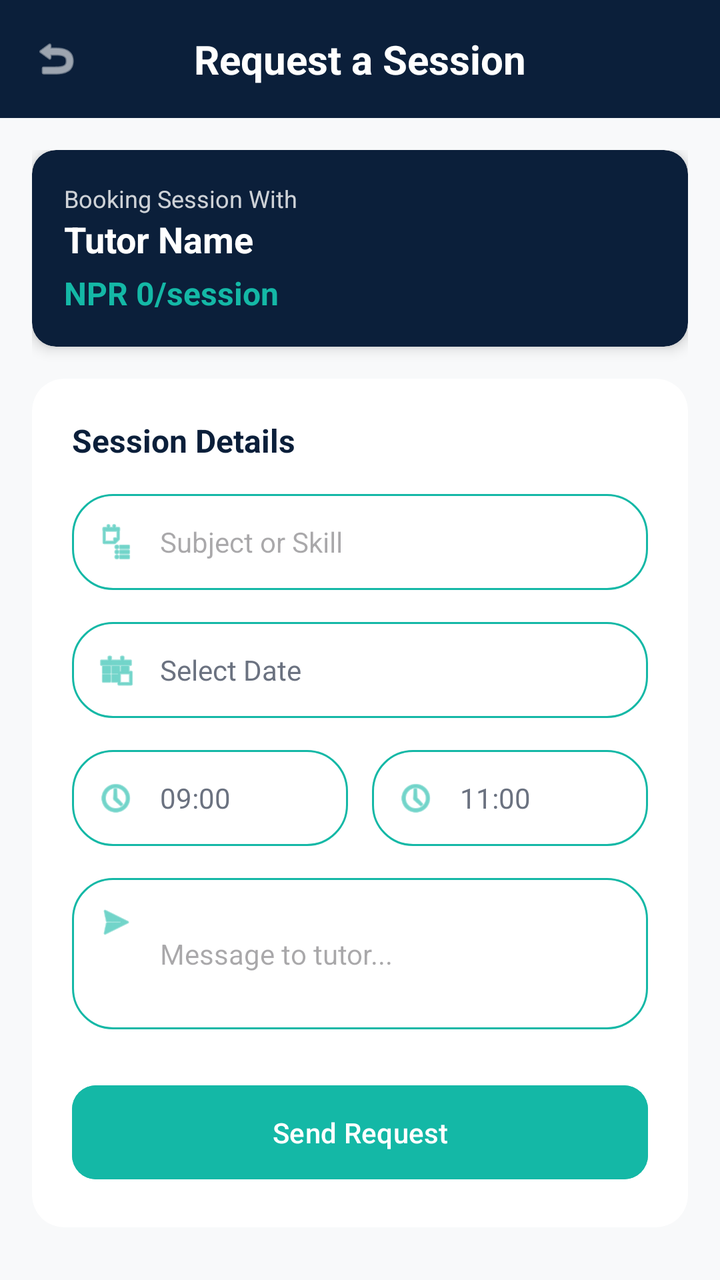
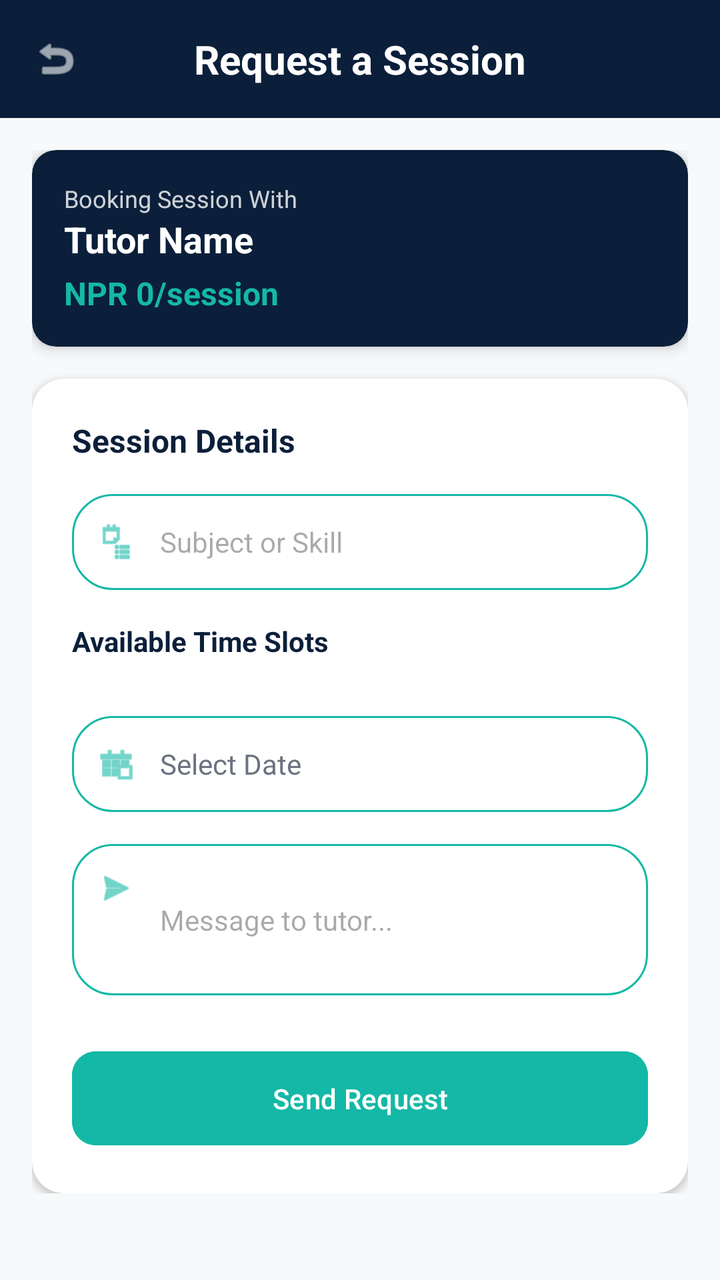

An Android layout rendered at two revisions. The XML below is the earlier revision; the diff shows what the commit changed to produce the second picture.
<!-- AndroidManifest.xml: application theme Theme.UniAssist -->
<!-- res/layout/activity_booking_request.xml -->
<?xml version="1.0" encoding="utf-8"?>
<LinearLayout xmlns:android="http://schemas.android.com/apk/res/android"
    xmlns:app="http://schemas.android.com/apk/res-auto"
    android:layout_width="match_parent"
    android:layout_height="match_parent"
    android:background="@color/background"
    android:orientation="vertical">

    
    <RelativeLayout
        android:layout_width="match_parent"
        android:layout_height="wrap_content"
        android:background="@color/primary"
        android:padding="16dp">

        <ImageView
            android:id="@+id/ivBack"
            android:layout_width="24dp"
            android:layout_height="24dp"
            android:layout_alignParentStart="true"
            android:layout_centerVertical="true"
            android:src="@android:drawable/ic_menu_revert"
            app:tint="@color/white" />

        <TextView
            android:layout_width="wrap_content"
            android:layout_height="wrap_content"
            android:layout_centerInParent="true"
            android:text="Request a Session"
            android:textColor="@color/white"
            android:textSize="20sp"
            android:textStyle="bold" />
    </RelativeLayout>

    <ScrollView
        android:layout_width="match_parent"
        android:layout_height="match_parent">

        <LinearLayout
            android:layout_width="match_parent"
            android:layout_height="wrap_content"
            android:orientation="vertical"
            android:padding="16dp">

            
            <androidx.cardview.widget.CardView
                android:layout_width="match_parent"
                android:layout_height="wrap_content"
                android:layout_marginBottom="16dp"
                app:cardCornerRadius="12dp"
                app:cardElevation="4dp"
                app:cardBackgroundColor="@color/primary">

                <LinearLayout
                    android:layout_width="match_parent"
                    android:layout_height="wrap_content"
                    android:orientation="vertical"
                    android:padding="16dp">

                    <TextView
                        android:layout_width="wrap_content"
                        android:layout_height="wrap_content"
                        android:text="Booking Session With"
                        android:textColor="#CCFFFFFF"
                        android:textSize="12sp"/>

                    <TextView
                        android:id="@+id/tvTutorName"
                        android:layout_width="wrap_content"
                        android:layout_height="wrap_content"
                        android:textColor="@color/surface"
                        android:textStyle="bold"
                        android:textSize="18sp"
                        android:text="Tutor Name"/>

                    <TextView
                        android:id="@+id/tvPriceLabel"
                        android:layout_width="wrap_content"
                        android:layout_height="wrap_content"
                        android:textColor="@color/accent"
                        android:textStyle="bold"
                        android:textSize="16sp"
                        android:layout_marginTop="4dp"
                        android:text="NPR 0/session"/>
                </LinearLayout>
            </androidx.cardview.widget.CardView>

            
            <androidx.cardview.widget.CardView
                android:layout_width="match_parent"
                android:layout_height="wrap_content"
                app:cardCornerRadius="16dp"
                app:cardElevation="2dp">

                <LinearLayout
                    android:layout_width="match_parent"
                    android:layout_height="wrap_content"
                    android:orientation="vertical"
                    android:padding="20dp">

                    <TextView
                        android:layout_width="wrap_content"
                        android:layout_height="wrap_content"
                        android:text="Session Details"
                        android:textColor="@color/text_primary"
                        android:textStyle="bold"
                        android:textSize="16sp"
                        android:layout_marginBottom="16dp" />

                    
                    <LinearLayout
                        android:layout_width="match_parent"
                        android:layout_height="wrap_content"
                        android:gravity="center_vertical"
                        android:background="@drawable/bg_chip_unselected"
                        android:paddingHorizontal="12dp"
                        android:layout_marginBottom="16dp">
                        <ImageView
                            android:layout_width="20dp"
                            android:layout_height="20dp"
                            android:src="@android:drawable/ic_menu_agenda"
                            app:tint="@color/accent" />
                        <EditText
                            android:id="@+id/etSubjectOrSkill"
                            android:layout_width="match_parent"
                            android:layout_height="48dp"
                            android:background="@android:color/transparent"
                            android:hint="Subject or Skill"
                            android:paddingStart="12dp"
                            android:textSize="14sp" />
                    </LinearLayout>

                    
                    <LinearLayout
                        android:id="@+id/llSelectDate"
                        android:layout_width="match_parent"
                        android:layout_height="48dp"
                        android:gravity="center_vertical"
                        android:background="@drawable/bg_chip_unselected"
                        android:paddingHorizontal="12dp"
                        android:layout_marginBottom="16dp"
                        android:clickable="true"
                        android:focusable="true">
                        <ImageView
                            android:layout_width="20dp"
                            android:layout_height="20dp"
                            android:src="@android:drawable/ic_menu_today"
                            app:tint="@color/accent" />
                        <TextView
                            android:id="@+id/tvSelectedDate"
                            android:layout_width="match_parent"
                            android:layout_height="wrap_content"
                            android:text="Select Date"
                            android:paddingStart="12dp"
                            android:textColor="@color/text_secondary"
                            android:textSize="14sp" />
                    </LinearLayout>

                    <LinearLayout
                        android:layout_width="match_parent"
                        android:layout_height="wrap_content"
                        android:orientation="horizontal"
                        android:layout_marginBottom="16dp">

                        <LinearLayout
                            android:id="@+id/llSelectStartTime"
                            android:layout_width="0dp"
                            android:layout_height="48dp"
                            android:layout_weight="1"
                            android:gravity="center_vertical"
                            android:background="@drawable/bg_chip_unselected"
                            android:paddingHorizontal="12dp"
                            android:clickable="true"
                            android:focusable="true">
                            <ImageView
                                android:layout_width="20dp"
                                android:layout_height="20dp"
                                android:src="@android:drawable/ic_menu_recent_history"
                                app:tint="@color/accent" />
                            <TextView
                                android:id="@+id/tvStartTime"
                                android:layout_width="match_parent"
                                android:layout_height="wrap_content"
                                android:text="09:00"
                                android:paddingStart="12dp"
                                android:textColor="@color/text_secondary"
                                android:textSize="14sp" />
                        </LinearLayout>

                        <View android:layout_width="12dp" android:layout_height="1dp" />

                        <LinearLayout
                            android:id="@+id/llSelectEndTime"
                            android:layout_width="0dp"
                            android:layout_height="48dp"
                            android:layout_weight="1"
                            android:gravity="center_vertical"
                            android:background="@drawable/bg_chip_unselected"
                            android:paddingHorizontal="12dp"
                            android:clickable="true"
                            android:focusable="true">
                            <ImageView
                                android:layout_width="20dp"
                                android:layout_height="20dp"
                                android:src="@android:drawable/ic_menu_recent_history"
                                app:tint="@color/accent" />
                            <TextView
                                android:id="@+id/tvEndTime"
                                android:layout_width="match_parent"
                                android:layout_height="wrap_content"
                                android:text="11:00"
                                android:paddingStart="12dp"
                                android:textColor="@color/text_secondary"
                                android:textSize="14sp" />
                        </LinearLayout>
                    </LinearLayout>

                    
                    <LinearLayout
                        android:layout_width="match_parent"
                        android:layout_height="wrap_content"
                        android:gravity="top"
                        android:background="@drawable/bg_chip_unselected"
                        android:padding="12dp"
                        android:layout_marginBottom="24dp">
                        <ImageView
                            android:layout_width="20dp"
                            android:layout_height="20dp"
                            android:src="@android:drawable/ic_menu_send"
                            app:tint="@color/accent" />
                        <EditText
                            android:id="@+id/etMessage"
                            android:layout_width="match_parent"
                            android:layout_height="wrap_content"
                            android:background="@android:color/transparent"
                            android:hint="Message to tutor..."
                            android:inputType="textMultiLine"
                            android:lines="3"
                            android:paddingStart="12dp"
                            android:textSize="14sp" />
                    </LinearLayout>

                    <Button
                        android:id="@+id/btnSendRequest"
                        android:layout_width="match_parent"
                        android:layout_height="wrap_content"
                        android:backgroundTint="@color/accent"
                        android:padding="14dp"
                        android:text="Send Request"
                        android:textColor="@color/white"
                        app:cornerRadius="12dp" />

                </LinearLayout>
            </androidx.cardview.widget.CardView>

        </LinearLayout>
    </ScrollView>

    <ProgressBar
        android:id="@+id/progressBar"
        android:layout_width="wrap_content"
        android:layout_height="wrap_content"
        android:layout_gravity="center"
        android:visibility="gone" />

</LinearLayout>
<!-- resources referenced by this layout -->
<resources>
  <color name="accent">#14B8A6</color>
  <color name="background">#F8F9FA</color>
  <color name="primary">#0B1F3A</color>
  <color name="surface">#FFFFFF</color>
  <color name="text_primary">#0B1F3A</color>
  <color name="text_secondary">#6B7280</color>
  <color name="white">#FFFFFF</color>
  <!-- drawable bg_chip_unselected (drawable) -->
  <?xml version="1.0" encoding="utf-8"?>
  <shape xmlns:android="http://schemas.android.com/apk/res/android"
      android:shape="rectangle">
      <solid android:color="@color/surface" />
      <stroke
          android:width="1dp"
          android:color="@color/accent" />
      <corners android:radius="20dp" />
  </shape>
  <style name="Theme.UniAssist" parent="Base.Theme.UniAssist">
          <item name="android:windowTranslucentStatus">false</item>
          <item name="android:windowDrawsSystemBarBackgrounds">true</item>
          <item name="android:statusBarColor">@color/primary</item>
      </style>
  <style name="Base.Theme.UniAssist" parent="Theme.Material3.DayNight.NoActionBar">
          
          
      </style>
</resources>

<!-- the commit's change to res/layout/activity_booking_request.xml (unified diff, before → after) -->
@@ -129,6 +129,37 @@
                             android:paddingStart="12dp"
                             android:textSize="14sp" />
                     </LinearLayout>
+
+                    <TextView
+                        android:layout_width="wrap_content"
+                        android:layout_height="wrap_content"
+                        android:text="Available Time Slots"
+                        android:textColor="@color/text_primary"
+                        android:textStyle="bold"
+                        android:textSize="14sp"
+                        android:layout_marginBottom="8dp"/>
+
+                    <HorizontalScrollView
+                        android:layout_width="match_parent"
+                        android:layout_height="wrap_content"
+                        android:layout_marginBottom="12dp">
+
+                        <LinearLayout
+                            android:id="@+id/llAvailabilitySlots"
+                            android:layout_width="wrap_content"
+                            android:layout_height="wrap_content"
+                            android:orientation="horizontal"
+                            android:padding="4dp"/>
+                    </HorizontalScrollView>
+
+                    <TextView
+                        android:id="@+id/tvNoSlots"
+                        android:layout_width="wrap_content"
+                        android:layout_height="wrap_content"
+                        android:layout_marginBottom="12dp"
+                        android:textColor="@color/text_secondary"
+                        android:textSize="12sp"
+                        android:visibility="gone" />
 
                     
                     <LinearLayout
@@ -156,65 +187,6 @@
                             android:textSize="14sp" />
                     </LinearLayout>
 
-                    <LinearLayout
-                        android:layout_width="match_parent"
-                        android:layout_height="wrap_content"
-                        android:orientation="horizontal"
-                        android:layout_marginBottom="16dp">
-
-                        <LinearLayout
-                            android:id="@+id/llSelectStartTime"
-                            android:layout_width="0dp"
-                            android:layout_height="48dp"
-                            android:layout_weight="1"
-                            android:gravity="center_vertical"
-                            android:background="@drawable/bg_chip_unselected"
-                            android:paddingHorizontal="12dp"
-                            android:clickable="true"
-                            android:focusable="true">
-                            <ImageView
-                                android:layout_width="20dp"
-                                android:layout_height="20dp"
-                                android:src="@android:drawable/ic_menu_recent_history"
-                                app:tint="@color/accent" />
-                            <TextView
-                                android:id="@+id/tvStartTime"
-                                android:layout_width="match_parent"
-                                android:layout_height="wrap_content"
-                                android:text="09:00"
-                                android:paddingStart="12dp"
-                                android:textColor="@color/text_secondary"
-                                android:textSize="14sp" />
-                        </LinearLayout>
-
-                        <View android:layout_width="12dp" android:layout_height="1dp" />
-
-                        <LinearLayout
-                            android:id="@+id/llSelectEndTime"
-                            android:layout_width="0dp"
-                            android:layout_height="48dp"
-                            android:layout_weight="1"
-                            android:gravity="center_vertical"
-                            android:background="@drawable/bg_chip_unselected"
-                            android:paddingHorizontal="12dp"
-                            android:clickable="true"
-                            android:focusable="true">
-                            <ImageView
-                                android:layout_width="20dp"
-                                android:layout_height="20dp"
-                                android:src="@android:drawable/ic_menu_recent_history"
-                                app:tint="@color/accent" />
-                            <TextView
-                                android:id="@+id/tvEndTime"
-                                android:layout_width="match_parent"
-                                android:layout_height="wrap_content"
-                                android:text="11:00"
-                                android:paddingStart="12dp"
-                                android:textColor="@color/text_secondary"
-                                android:textSize="14sp" />
-                        </LinearLayout>
-                    </LinearLayout>
-
                     
                     <LinearLayout
                         android:layout_width="match_parent"
